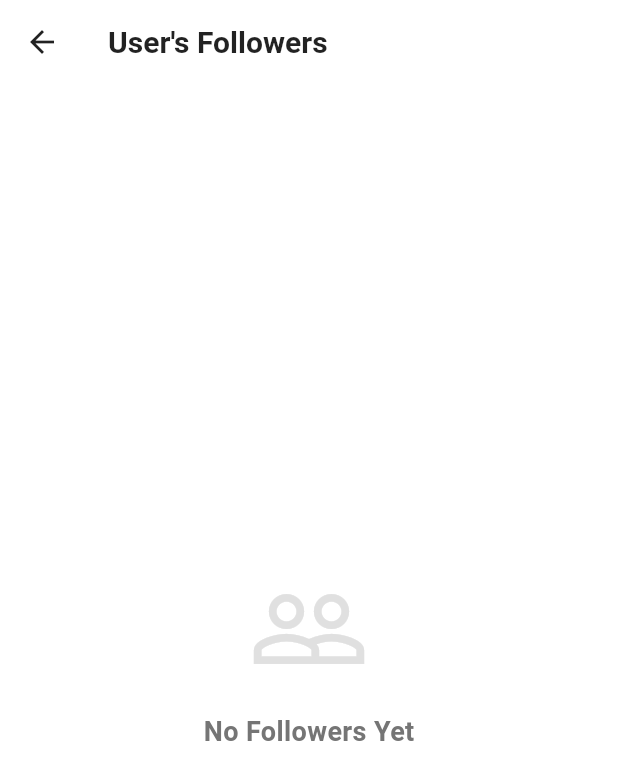
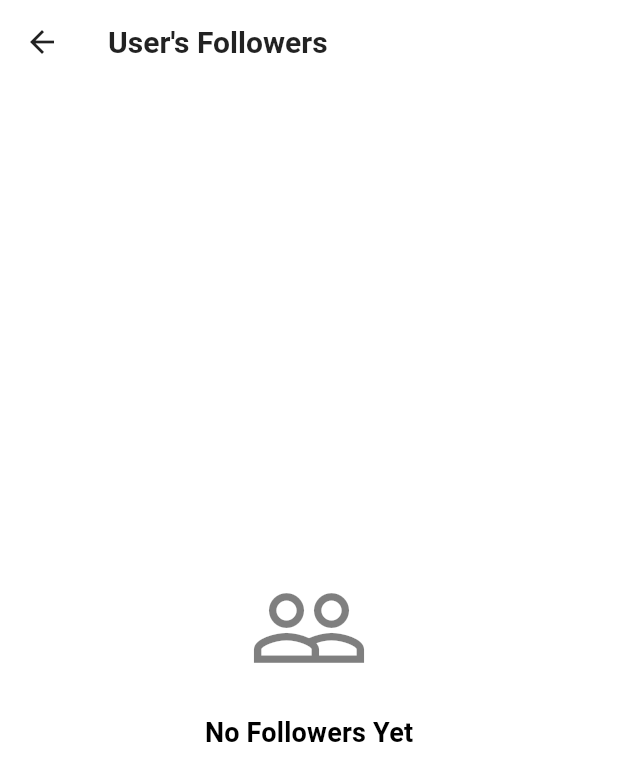
Before and after one commit to mmyahya29/EventHub, a Flutter app: the FollowersScreen screen opened directly with empty values, on a phone screen of 412 x 824 dp. Shown: the top 781 px of the screen. Run offline on Flutter 3.47's test engine with Material 3 defaults, Android fonts, the phone set to English and light mode, and no system bars; our stand-ins replace cloud_firestore, firebase_auth, firebase_core, firebase_messaging, flutter_local_notifications, flutter_riverpod and 5 more; missing offline and left inert: flutter_facebook_auth; accounts and stored records are empty.

Commit message:
Fix hardcoded colors in Phase 3 drawer screens (followers, following)
Co-authored-by: mmyahya29 <148965692+mmyahya29@users.noreply.github.com>

```diff
--- a/lib/main_screens/explore_subscreens/side_drawer_screens/followers_screen.dart
+++ b/lib/main_screens/explore_subscreens/side_drawer_screens/followers_screen.dart
@@ -22,13 +22,10 @@ class FollowersScreen extends ConsumerWidget {
         title: Text(
           '$userName\'s Followers',
           style: const TextStyle(
-            color: Colors.black87,
             fontWeight: FontWeight.bold,
           ),
         ),
-        backgroundColor: Colors.white,
         elevation: 0,
-        iconTheme: const IconThemeData(color: Colors.black87),
       ),
       body: followersAsync.when(
         data: (followers) {
@@ -40,14 +37,13 @@ class FollowersScreen extends ConsumerWidget {
                   Icon(
                     Icons.people_outline,
                     size: 80,
-                    color: Colors.grey[300],
+                    color: Theme.of(context).colorScheme.onSurfaceVariant.withOpacity(0.5),
                   ),
                   const SizedBox(height: 16),
                   Text(
                     'No Followers Yet',
-                    style: TextStyle(
+                    style: Theme.of(context).textTheme.titleMedium?.copyWith(
                       fontSize: 18,
-                      color: Colors.grey[600],
                       fontWeight: FontWeight.w600,
                     ),
                   ),
@@ -78,7 +74,7 @@ class FollowersScreen extends ConsumerWidget {
               const SizedBox(height: 16),
               Text(
                 'Error loading followers',
-                style: TextStyle(color: Colors.red[400]),
+                style: TextStyle(color: Theme.of(context).colorScheme.error),
               ),
             ],
           ),
@@ -103,12 +99,12 @@ class FollowersScreen extends ConsumerWidget {
             // User Avatar
             CircleAvatar(
               radius: 30,
-              backgroundColor: Colors.grey[300],
+              backgroundColor: Theme.of(context).colorScheme.surfaceContainerHighest,
               backgroundImage: follower['photoURL'] != null && follower['photoURL'].isNotEmpty
                   ? NetworkImage(follower['photoURL'])
                   : null,
               child: follower['photoURL'] == null || follower['photoURL'].isEmpty
-                  ? const Icon(Icons.person, size: 30, color: Colors.grey)
+                  ? Icon(Icons.person, size: 30, color: Theme.of(context).colorScheme.onSurfaceVariant)
                   : null,
             ),
             const SizedBox(width: 12),
@@ -127,8 +123,7 @@ class FollowersScreen extends ConsumerWidget {
                   const SizedBox(height: 4),
                   Text(
                     'Follower',
-                    style: TextStyle(
-                      color: Colors.grey[600],
+                    style: Theme.of(context).textTheme.bodySmall?.copyWith(
                       fontSize: 12,
                     ),
                   ),
```
Also changed, not shown: lib/main_screens/explore_subscreens/side_drawer_screens/following_screen.dart (+6 -11 lines).
